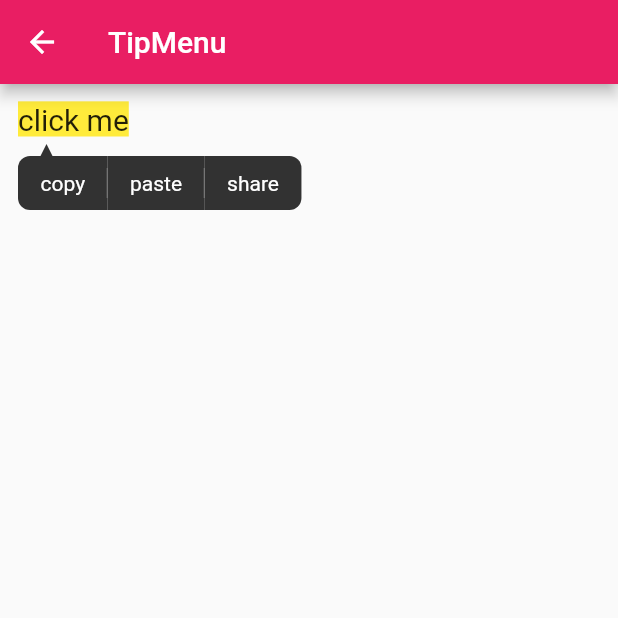
After one commit to yumi0629/FlutterUI, a Flutter app: the TipMenuPage screen opened by its route, after a tap on "click me", on a phone screen of 412 x 824 dp, the top half of it. The commit adds this screen. Run offline on Flutter 3.47's test engine with Material 2 defaults, Android fonts, the phone set to English and light mode, and no system bars; drawn by our look-alikes of oktoast.

Commit message:
update tip menu.

```diff
--- a/lib/likebutton/like_button_page.dart
+++ b/lib/likebutton/like_button_page.dart
@@ -1,5 +1,5 @@
 import 'package:flutter/material.dart';
-import 'package:flutter_ui/likebutton/LikeButton.dart';
+import 'package:flutter_ui/likebutton/like_button.dart';
 import 'package:flutter_ui/likebutton/model.dart';
 
 class LikeButtonPage extends StatelessWidget {
--- a/lib/main.dart
+++ b/lib/main.dart
@@ -1,4 +1,5 @@
 import 'package:flutter/material.dart';
+import 'package:flutter/rendering.dart';
 import 'package:flutter_ui/circleprogressbar/progress_bar_page.dart';
 import 'package:flutter_ui/draglike/drag_like.dart';
 import 'package:flutter_ui/likebutton/like_button_page.dart';
@@ -7,10 +8,14 @@ import 'package:flutter_ui/sharedelement/shared_element_shop.dart';
 import 'package:flutter_ui/sharedelement/shared_element_transition.dart';
 import 'package:flutter_ui/slidedrawer/slide_drawer_page.dart';
 import 'package:flutter_ui/sliver/sliver_menu.dart';
+import 'package:flutter_ui/tipmenu/tip_menu_page.dart';
 import 'package:oktoast/oktoast.dart';
 import 'package:flutter_localizations/flutter_localizations.dart';
 
-void main() => runApp(new MyApp());
+void main() {
+  debugPaintSizeEnabled = false;
+  runApp(new MyApp());
+}
 
 class MyApp extends StatelessWidget {
   @override
@@ -43,6 +48,7 @@ class MyApp extends StatelessWidget {
             UIRoute.dragLike: (_) => DragLikePage(),
             UIRoute.circleProgressBar: (_) => ProgressBarPage(),
             UIRoute.likeButton: (_) => LikeButtonPage(),
+            UIRoute.tipMenu: (_) => TipMenuPage(),
           },
         ));
   }
@@ -196,4 +202,9 @@ final List<_MenuData> menus = [
     icon: Icons.favorite,
     routeName: UIRoute.likeButton,
   ),
+  const _MenuData(
+    title: 'TipMenu 长按复制/粘贴',
+    icon: Icons.menu,
+    routeName: UIRoute.tipMenu,
+  ),
 ];
--- a/lib/route.dart
+++ b/lib/route.dart
@@ -5,4 +5,5 @@ abstract class UIRoute{
   static const String dragLike = 'drag_like';
   static const String circleProgressBar = 'circle_progress_bar';
   static const String likeButton = 'like_button';
+  static const String tipMenu = 'tip_menu';
 }
--- /dev/null
+++ b/lib/tipmenu/model.dart
@@ -0,0 +1,5 @@
+abstract class IMenu {
+  bool isPressed = false;
+
+  String getMenuValue();
+}
--- /dev/null
+++ b/lib/tipmenu/tip_menu.dart
@@ -0,0 +1,127 @@
+import 'package:flutter/material.dart';
+import 'package:flutter_ui/tipmenu/model.dart';
+
+typedef OnMenuSelected = void Function(IMenu menu);
+
+class TipMenu extends StatefulWidget {
+  final Color normalTextColor;
+  final Color pressedTextColor;
+  final Color normalBackground;
+  final Color pressedBackground;
+  final Color dividerColor;
+  final double textSize;
+  final double paddingLeft;
+  final double paddingRight;
+  final double paddingTop;
+  final double paddingBottom;
+  final double radius;
+  final double divideWidth;
+  final double dividerHeight;
+  final List<IMenu> menus;
+  final OnMenuSelected onMenuSelected;
+
+  const TipMenu({
+    Key key,
+    @required this.menus,
+    this.normalTextColor = Colors.white,
+    this.pressedTextColor = Colors.white,
+    this.normalBackground = const Color(-0x34000000),
+    this.pressedBackground = const Color(-0x18888889),
+    this.textSize = 14.0,
+    this.radius = 8.0,
+    this.dividerColor = const Color(-0x65000001),
+    this.divideWidth = 0.5,
+    this.dividerHeight = 20.0,
+    this.paddingLeft = 15.0,
+    this.paddingRight = 15.0,
+    this.paddingTop = 10.0,
+    this.paddingBottom = 10.0,
+    this.onMenuSelected,
+  }) : super(key: key);
+
+  @override
+  State<StatefulWidget> createState() => _TipMenuState();
+}
+
+class _TipMenuState extends State<TipMenu> {
+  BoxDecoration _buildBoxDecoration(int index, Color background) {
+    BorderRadius borderRadius = BorderRadius.zero;
+    if (index == 0) {
+      borderRadius = BorderRadius.only(
+        topLeft: Radius.circular(widget.radius),
+        bottomLeft: Radius.circular(widget.radius),
+      );
+    } else if (index == widget.menus.length - 1) {
+      borderRadius = BorderRadius.only(
+        topRight: Radius.circular(widget.radius),
+        bottomRight: Radius.circular(widget.radius),
+      );
+    }
+    return BoxDecoration(
+      borderRadius: borderRadius,
+      color: background,
+    );
+  }
+
+  BoxDecoration _buildForegroundBoxDecoration(int index, Color background) {
+    if (index == widget.menus.length - 1) {
+      return BoxDecoration();
+    }
+    return BoxDecoration(
+        border: Border(
+            right: BorderSide(
+      color: widget.dividerColor,
+      width: widget.divideWidth,
+    )));
+  }
+
+  List<Widget> _buildText() {
+    final menus = widget.menus;
+    if (menus == null || menus.length == 0) {
+      return [Container()];
+    }
+    List<Widget> widgets = [];
+    for (int i = 0; i < menus.length; i++) {
+      double rate = 0.8;
+      IMenu menu = menus[i];
+      Color textColor =
+          menu.isPressed ? widget.pressedTextColor : widget.normalTextColor;
+      Color bgColor =
+          menu.isPressed ? widget.pressedBackground : widget.normalBackground;
+      widgets.add(
+        GestureDetector(
+          child: Container(
+            padding: EdgeInsets.fromLTRB(widget.paddingLeft * rate,
+                widget.paddingTop * rate, 0.0, widget.paddingBottom * rate),
+            child: Container(
+              padding: EdgeInsets.fromLTRB(
+                widget.paddingLeft * (1 - rate),
+                widget.paddingTop * (1 - rate),
+                widget.paddingRight,
+                widget.paddingBottom * (1 - rate),
+              ),
+              child: Text(
+                menu.getMenuValue(),
+                style: TextStyle(fontSize: widget.textSize, color: textColor),
+              ),
+              foregroundDecoration: _buildForegroundBoxDecoration(i, bgColor),
+            ),
+            decoration: _buildBoxDecoration(i, bgColor),
+          ),
+          onTap: () {
+            if (widget.onMenuSelected != null) widget.onMenuSelected(menu);
+          },
+        ),
+      );
+    }
+    return widgets;
+  }
+
+  @override
+  Widget build(BuildContext context) {
+    return Row(
+      mainAxisSize: MainAxisSize.min,
+      children: _buildText(),
+    );
+  }
+}
--- /dev/null
+++ b/lib/tipmenu/tip_menu_page.dart
@@ -0,0 +1,119 @@
+import 'package:flutter/material.dart';
+import 'package:flutter_ui/tipmenu/triangle_painter.dart';
+import 'tip_menu.dart';
+import 'model.dart';
+import 'package:oktoast/oktoast.dart';
+
+class TipMenuPage extends StatelessWidget {
+  final List<MyMenu> menus = [
+    MyMenu(index: 0, description: 'copy'),
+    MyMenu(index: 1, description: 'paste'),
+    MyMenu(index: 2, description: 'share'),
+  ];
+
+  OverlayEntry _overlayEntry;
+  GlobalKey anchorKey = GlobalKey();
+  bool isTipOffstage = true;
+
+  @override
+  Widget build(BuildContext context) {
+    Widget body = Scaffold(
+      appBar: AppBar(
+        title: Text('TipMenu'),
+      ),
+      body: Container(
+        margin: EdgeInsets.all(12.0),
+        child: Builder(
+          builder: (ctx) => GestureDetector(
+                behavior: HitTestBehavior.translucent,
+                child: StatefulBuilder(
+                  key: anchorKey,
+                  builder: (context, state) {
+                    return Text(
+                      'click me',
+                      style: TextStyle(
+                        fontSize: 20.0,
+                        background: Paint()..color = Colors.yellow,
+                      ),
+                    );
+                  },
+                ),
+                onTap: () {
+                  _showTipMenu(ctx);
+                },
+              ),
+        ),
+      ),
+    );
+    var overlay = Overlay(
+      initialEntries: [
+        OverlayEntry(builder: (_) => body),
+      ],
+    );
+    return overlay;
+  }
+
+  void _showTipMenu(BuildContext context) {
+    this._overlayEntry = this._createOverlayEntry(context);
+    Overlay.of(context).insert(this._overlayEntry);
+  }
+
+  OverlayEntry _createOverlayEntry(BuildContext context) {
+    RenderBox renderBox = context.findRenderObject();
+    var offset = renderBox.localToGlobal(Offset(0.0, renderBox.size.height));
+
+    return OverlayEntry(builder: (context) {
+      return GestureDetector(
+        behavior: HitTestBehavior.translucent,
+        child: Container(
+          margin: EdgeInsets.only(
+            top: offset.dy + 5.0,
+            left: offset.dx,
+          ),
+          child: Stack(
+            children: <Widget>[
+              Positioned(
+                left: 15.0,
+                child: CustomPaint(
+                  painter: TrianglePainter(),
+                ),
+              ),
+              Positioned(
+                child: Material(
+                  child: TipMenu(
+                    menus: menus,
+                    onMenuSelected: (menu) {
+                      _overlayEntry.remove();
+                      showToast(
+                        menu.getMenuValue(),
+                      );
+                    },
+                  ),
+                ),
+                top: 8.0,
+              )
+            ],
+          ),
+        ),
+        onTap: () {
+          _overlayEntry.remove();
+        },
+      );
+    });
+  }
+}
+
+class MyMenu extends IMenu {
+  final int index;
+  final String description;
+
+  MyMenu({
+    this.index,
+    this.description,
+  });
+
+  @override
+  String getMenuValue() {
+    return description;
+  }
+}
--- /dev/null
+++ b/lib/tipmenu/triangle_painter.dart
@@ -0,0 +1,50 @@
+import 'package:flutter/material.dart';
+
+enum CornerPosition {
+  Top,
+  Bottom,
+}
+
+class TrianglePainter extends CustomPainter {
+  final Color color;
+  final CornerPosition cornerPosition = CornerPosition.Top;
+  final double width;
+  final double height;
+
+  TrianglePainter({
+    this.color = const Color(-0x34000000),
+//    this.cornerPosition = CornerPosition.Top,
+    this.width = 8.0,
+    this.height = 8.0,
+  });
+
+  @override
+  void paint(Canvas canvas, Size size) {
+    Path path = Path();
+    Paint paint = Paint()
+      ..color = color
+      ..style = PaintingStyle.fill;
+
+    switch (cornerPosition) {
+      case CornerPosition.Top:
+        path
+          ..moveTo(0.0, height)
+          ..lineTo(width, height)
+          ..lineTo(width / 2, 0.0);
+        break;
+      case CornerPosition.Bottom:
+        path
+          ..moveTo(0.0, 0.0)
+          ..lineTo(width, 0.0)
+          ..lineTo(width / 2, height);
+        break;
+    }
+    path.close();
+    canvas.drawPath(path, paint);
+  }
+
+  @override
+  bool shouldRepaint(CustomPainter oldDelegate) {
+    return true;
+  }
+}
```
Also changed, not shown: lib/likebutton/like_button.dart (renamed from lib/likebutton/LikeButton.dart), preImages/tip_menu.gif (added), 1 other file.
